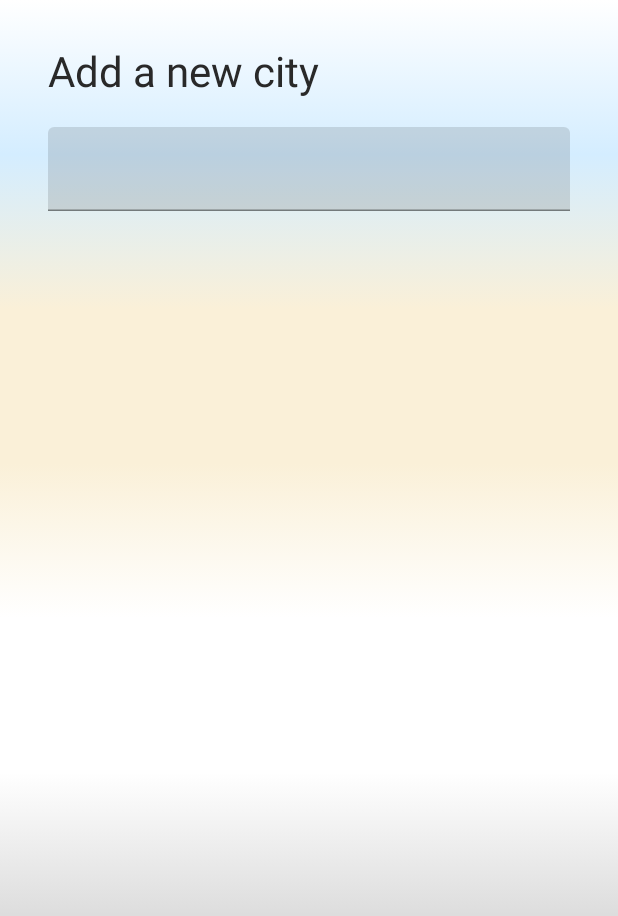
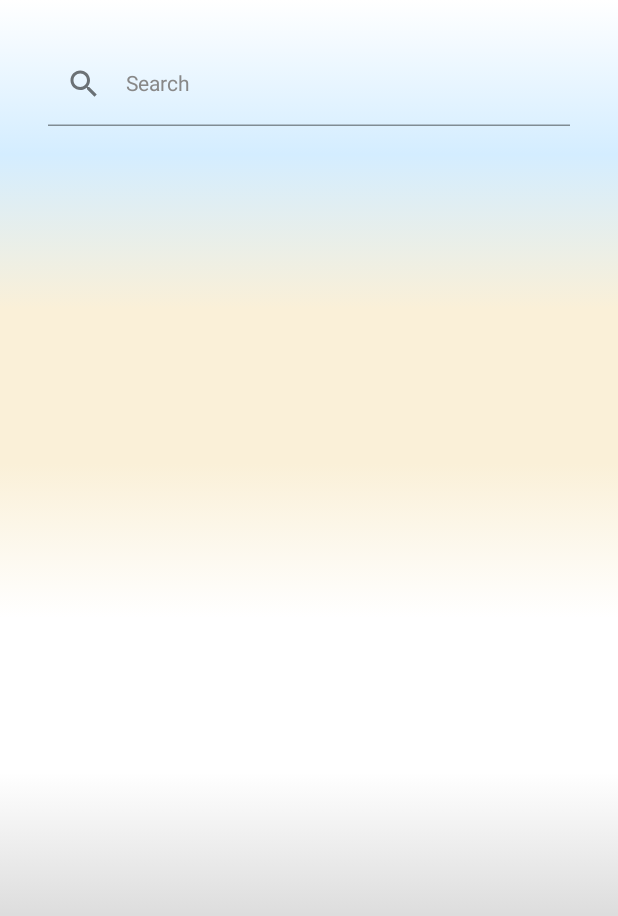
Before and after one commit to franciscobarrios/Weather, an Android app built with Jetpack Compose: the AddLocationView screen opened through its navigation route, on a phone screen of 412 x 824 dp. Shown: the top 916 px of the screen. Run offline under Robolectric (Android 15) with nearby library versions, the phone set to English and light mode, and no system bars; our stand-ins replace Dagger/Hilt's generated code, constraintlayout-compose; network calls fail; 1 statement that could not run was skipped.

Commit message:
WIP
- new widget added
- search city design improved
- migrating to add city

```diff
--- a/app/src/main/java/com/fjbg/weather/ui/view/addlocation/AddLocation.kt
+++ b/app/src/main/java/com/fjbg/weather/ui/view/addlocation/AddLocation.kt
@@ -1,27 +1,28 @@
 package com.fjbg.weather.ui.view.addlocation
 
+import androidx.compose.foundation.ExperimentalFoundationApi
 import androidx.compose.foundation.background
+import androidx.compose.foundation.clickable
 import androidx.compose.foundation.isSystemInDarkTheme
 import androidx.compose.foundation.layout.*
 import androidx.compose.foundation.lazy.LazyColumn
-import androidx.compose.material.ExperimentalMaterialApi
-import androidx.compose.material.Text
-import androidx.compose.material.TextField
+import androidx.compose.foundation.shape.RoundedCornerShape
+import androidx.compose.material.*
+import androidx.compose.material.icons.Icons
+import androidx.compose.material.icons.filled.Clear
+import androidx.compose.material.icons.filled.Search
 import androidx.compose.runtime.Composable
 import androidx.compose.runtime.mutableStateOf
 import androidx.compose.runtime.remember
 import androidx.compose.ui.Modifier
 import androidx.compose.ui.graphics.Color
-import androidx.compose.ui.text.input.TextFieldValue
+import androidx.compose.ui.text.TextStyle
 import androidx.compose.ui.tooling.preview.Preview
 import androidx.compose.ui.unit.dp
-import com.fjbg.weather.ui.theme.WeatherTheme
-import com.fjbg.weather.ui.theme.titleTextStyle
-import com.fjbg.weather.ui.view.ItemAddCity
-import com.fjbg.weather.ui.view.ItemCity
 import com.fjbg.weather.ui.viewmodel.WeatherViewModel
 import com.fjbg.weather.util.backgroundBrush
 
+@ExperimentalFoundationApi
 @ExperimentalMaterialApi
 @Composable
 fun AddLocationView(
@@ -34,41 +35,7 @@ fun AddLocationView(
             .background(backgroundBrush(isSystemInDarkTheme()))
     ) {
         Column {
-            val textState = remember { mutableStateOf(TextFieldValue()) }
-
-            Text(
-                text = "Add a new city",
-                style = titleTextStyle(isSystemInDarkTheme()),
-                modifier = Modifier
-                    .padding(
-                        start = 32.dp,
-                        end = 32.dp,
-                        top = 32.dp,
-                        bottom = 16.dp
-                    )
-                    .fillMaxWidth()
-            )
-
-            TextField(
-                value = textState.value,
-                onValueChange = {
-                    textState.value = it
-                    if (it.text.isNotEmpty() && it.text.length > 2) {
-                        viewModel?.searchCityByName(it.text)
-                    }
-                },
-                singleLine = true,
-                maxLines = 1,
-                modifier = Modifier
-                    .background(Color.Transparent)
-                    .padding(
-                        start = 32.dp,
-                        end = 32.dp,
-                        top = 4.dp,
-                        bottom = 16.dp
-                    )
-                    .fillMaxWidth()
-            )
+            SearchCity(viewModel)
             LazyColumn(
                 modifier = Modifier
                     .fillMaxWidth()
@@ -85,19 +52,89 @@ fun AddLocationView(
                         )
                     }
                 }
+
+                list?.run {
+                    items(count = this.size){
+                        this@run[it].id
+                    }
+                }
             }
         }
     }
 }
 
+@Composable
+fun SearchCity(viewModel: WeatherViewModel?) {
+    val textState = remember { mutableStateOf("") }
+    TextField(
+        shape = RoundedCornerShape(12.dp),
+        colors = TextFieldDefaults.textFieldColors(
+            textColor = Color.Gray,//textColor(isSystemInDarkTheme()),
+            backgroundColor = Color.Transparent
+        ),
+        placeholder = {
+            Text(
+                text = "Search",
+                style = TextStyle(
+                    color = Color.Gray//textColor(isSystemInDarkTheme())
+                ),
+            )
+        },
+        leadingIcon = {
+            if (textState.value.isEmpty())
+                Icon(
+                    imageVector = Icons.Default.Search,
+                    contentDescription = "Search cities"
+                )
+        },
+        trailingIcon = {
+            if (textState.value.isNotEmpty())
+                Icon(
+                    imageVector = Icons.Default.Clear,
+                    contentDescription = "Clear search",
+                    modifier = Modifier.clickable(onClick = {
+                        textState.value = ""
+                    })
+                )
+        },
+        value = textState.value,
+        onValueChange = {
+            textState.value = it
+            if (it.isNotEmpty() && it.length > 2) {
+                viewModel?.searchCityByName(it)
+            }
+        },
+        singleLine = true,
+        maxLines = 1,
+        modifier = Modifier
+            .background(Color.Transparent)
+            .padding(
+                start = 32.dp,
+                end = 32.dp,
+                top = 28.dp,
+                bottom = 16.dp
+            )
+
+            .fillMaxWidth()
+    )
+}
+
+@Preview
+@Composable
+fun SearchCityPreview() {
+    SearchCity(viewModel = null)
+}
+
+
+@ExperimentalFoundationApi
 @ExperimentalMaterialApi
 @Preview
 @Composable
 fun AddLocationViewPreview() {
-    WeatherTheme(darkTheme = false) {
+    /*WeatherTheme(darkTheme = false) {
         AddLocationView(
             viewModel = null,
             actionGoBack = {}
         )
-    }
+    }*/
 }
--- a/app/src/main/java/com/fjbg/weather/ui/view/ItemCity.kt
+++ b/app/src/main/java/com/fjbg/weather/ui/view/addlocation/ItemCity.kt
@@ -1,4 +1,4 @@
-package com.fjbg.weather.ui.view
+package com.fjbg.weather.ui.view.addlocation
 
 import android.util.Log
 import androidx.compose.foundation.ExperimentalFoundationApi
--- a/app/src/main/java/com/fjbg/weather/ui/view/locationlist/LocationList.kt
+++ b/app/src/main/java/com/fjbg/weather/ui/view/locationlist/LocationList.kt
@@ -1,5 +1,6 @@
 package com.fjbg.weather.ui.view.locationlist
 
+import androidx.compose.foundation.ExperimentalFoundationApi
 import androidx.compose.foundation.background
 import androidx.compose.foundation.isSystemInDarkTheme
 import androidx.compose.foundation.layout.*
@@ -14,10 +15,11 @@ import androidx.compose.ui.graphics.Color
 import androidx.compose.ui.text.input.TextFieldValue
 import androidx.compose.ui.unit.dp
 import com.fjbg.weather.ui.theme.titleTextStyle
-import com.fjbg.weather.ui.view.ItemCity
+import com.fjbg.weather.ui.view.addlocation.ItemCity
 import com.fjbg.weather.ui.viewmodel.WeatherViewModel
 import com.fjbg.weather.util.backgroundBrush
 
+@ExperimentalFoundationApi
 @ExperimentalMaterialApi
 @Composable
 fun LocationListView(
--- a/app/src/main/java/com/fjbg/weather/ui/viewmodel/WeatherUiState.kt
+++ b/app/src/main/java/com/fjbg/weather/ui/viewmodel/WeatherUiState.kt
@@ -3,7 +3,6 @@ package com.fjbg.weather.ui.viewmodel
 import com.fjbg.weather.data.model.WeatherDto
 
 sealed class WeatherUiState {
-
     data class Loading(val isLoading: Boolean) : WeatherUiState()
     data class Success(val data: WeatherDto) : WeatherUiState()
     data class Error(val error: Throwable) : WeatherUiState()
```
Also changed, not shown: app/src/main/java/com/fjbg/weather/data/TimeAndWeather.kt (added, +10 -0 lines), app/src/main/java/com/fjbg/weather/data/mapper/IconMapper.kt (+54 -4 lines), app/src/main/java/com/fjbg/weather/ui/view/addlocation/CityWeatherWidget.kt (added, +165 -0 lines).
